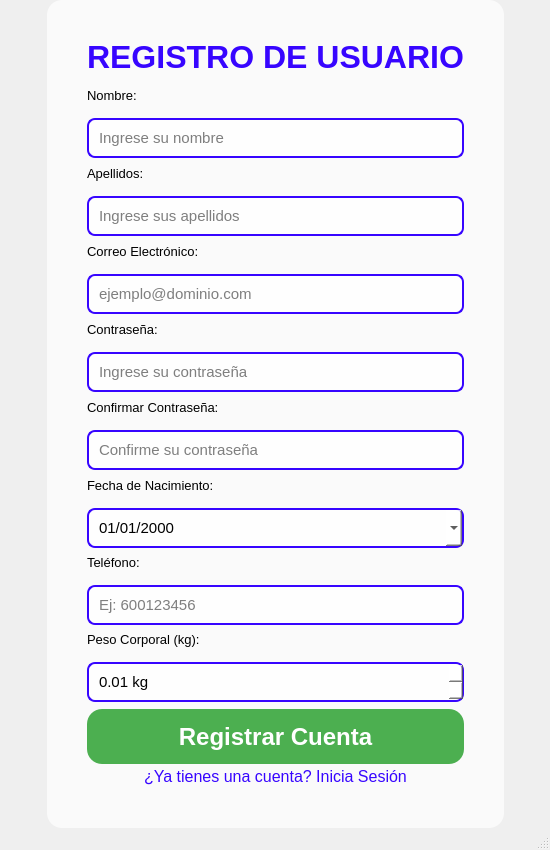
Qt form src/Vista/Ui/vistaRegistro.ui (danielreynaa/TrabajoPowerGym) before a commit.
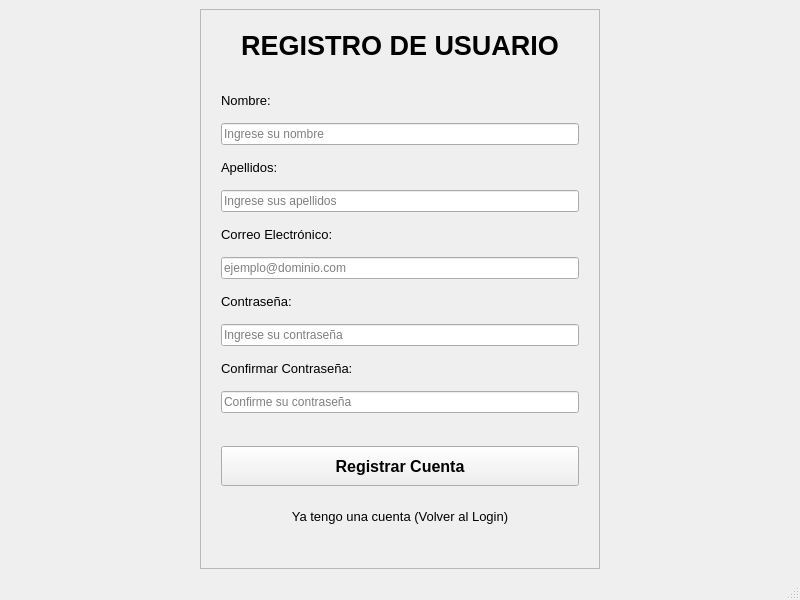
The same form after that commit. Icons and pictures are not drawn.

```diff
--- a/src/Vista/Ui/vistaRegistro.ui
+++ b/src/Vista/Ui/vistaRegistro.ui
@@ -6,19 +6,9 @@
    <rect>
     <x>0</x>
     <y>0</y>
-    <width>550</width> <height>850</height> </rect>
-  </property>
-  <property name="minimumSize">
-   <size>
-    <width>550</width>
-    <height>850</height>
-   </size>
-  </property>
-  <property name="maximumSize">
-   <size>
-    <width>550</width>
-    <height>850</height>
-   </size>
+    <width>800</width>
+    <height>600</height>
+   </rect>
   </property>
   <property name="windowTitle">
    <string>POWERGYM - Registro</string>
@@ -27,35 +17,9 @@
    <iconset resource="../recursos.qrc">
     <normaloff>:/logo/514ba084-0d56-41a1-9273-abc5a52fc600.png</normaloff>:/logo/514ba084-0d56-41a1-9273-abc5a52fc600.png</iconset>
   </property>
-  <property name="styleSheet"> <string notr="true">
-    QMainWindow#MainWindow { /* Usamos el objectName de la ventana principal */
-     background-image: url(:/Imagenes/descarga.jpg); /* Asegúrate de que esta ruta es correcta en recursos.qrc */
-     background-repeat: no-repeat;
-     background-position: center;
-     background-size: cover;
-    }
-   </string>
-  </property>
   <widget class="QWidget" name="centralwidget">
-   <layout class="QHBoxLayout" name="horizontalLayout_main">
-    <property name="spacing">
-     <number>0</number>
-    </property>
-    <property name="leftMargin">
-     <number>0</number>
-    </property>
-    <property name="topMargin">
-     <number>0</number>
-    </property>
-    <property name="rightMargin">
-     <number>0</number>
-    </property>
-    <property name="bottomMargin">
-     <number>0</number>
-    </property>
-    <item>
-     <spacer name="horizontalSpacer_left">
-      <property name="orientation">
+   <layout class="QHBoxLayout" name="horizontalLayout_main"> <item>
+     <spacer name="horizontalSpacer_left"> <property name="orientation">
        <enum>Qt::Horizontal</enum>
       </property>
       <property name="sizeHint" stdset="0">
@@ -67,10 +31,10 @@
      </spacer>
     </item>
     <item>
-     <widget class="QFrame" name="frame_registro_principal">
-      <property name="minimumSize">
+     <widget class="QFrame" name="frame_registro_principal"> <property name="minimumSize">
        <size>
-        <width>450</width> <height>0</height>
+        <width>400</width>
+        <height>0</height>
        </size>
       </property>
       <property name="maximumSize">
@@ -79,15 +43,6 @@
         <height>16777215</height>
        </size>
       </property>
-      <property name="styleSheet">
-       <string notr="true">
-        QFrame#frame_registro_principal {
-         background-color: rgba(255, 255, 255, 180); /* Blanco con 70% de opacidad */
-         border-radius: 15px;
-         padding: 10px; /* Padding para el frame */
-        }
-       </string>
-      </property>
       <property name="frameShape">
        <enum>QFrame::StyledPanel</enum>
       </property>
@@ -99,29 +54,26 @@
         <number>15</number>
        </property>
        <property name="leftMargin">
-        <number>30</number>
+        <number>20</number>
        </property>
        <property name="topMargin">
-        <number>30</number>
+        <number>20</number>
        </property>
        <property name="rightMargin">
-        <number>30</number>
+        <number>20</number>
        </property>
        <property name="bottomMargin">
-        <number>30</number>
+        <number>20</number>
        </property>
        <item>
         <widget class="QLabel" name="lbl_titulo_registro">
          <property name="font">
           <font>
-           <pointsize>24</pointsize>
+           <pointsize>20</pointsize>
            <weight>75</weight>
            <bold>true</bold>
           </font>
          </property>
-         <property name="styleSheet">
-          <string notr="true">color: rgb(55,5,255);</string>
-         </property>
          <property name="text">
           <string>REGISTRO DE USUARIO</string>
          </property>
@@ -138,7 +90,7 @@
          <property name="sizeHint" stdset="0">
           <size>
            <width>20</width>
-           <height>20</height>
+           <height>40</height>
           </size>
          </property>
         </spacer>
@@ -156,35 +108,8 @@
         </widget>
        </item>
        <item>
-        <widget class="QLineEdit" name="txt_nombre">
-         <property name="minimumSize">
-          <size>
-           <width>0</width>
-           <height>40</height>
-          </size>
-         </property>
-         <property name="font">
-          <font>
-           <pointsize>11</pointsize>
-          </font>
-         </property>
-         <property name="styleSheet">
-          <string notr="true">
-           QLineEdit {
-            background-color: rgba(255, 255, 255, 200);
-            border: 2px solid rgb(55, 5, 255);
-            border-radius: 8px;
-            padding: 8px;
-            color: black;
-           }
-           QLineEdit:focus {
-            border: 2px solid rgb(0, 0, 200);
-           }
-          </string>
-         </property>
-         <property name="placeholderText">
-          <string>Ingrese su nombre</string>
-         </property>
+        <widget class="QLineEdit" name="txt_nombre"> <property name="placeholderText">
+          <string>Ingrese su nombre</string> </property>
         </widget>
        </item>
        <item>
@@ -200,35 +125,8 @@
         </widget>
        </item>
        <item>
-        <widget class="QLineEdit" name="txt_apellidos">
-         <property name="minimumSize">
-          <size>
-           <width>0</width>
-           <height>40</height>
-          </size>
-         </property>
-         <property name="font">
-          <font>
-           <pointsize>11</pointsize>
-          </font>
-         </property>
-         <property name="styleSheet">
-          <string notr="true">
-           QLineEdit {
-            background-color: rgba(255, 255, 255, 200);
-            border: 2px solid rgb(55, 5, 255);
-            border-radius: 8px;
-            padding: 8px;
-            color: black;
-           }
-           QLineEdit:focus {
-            border: 2px solid rgb(0, 0, 200);
-           }
-          </string>
-         </property>
-         <property name="placeholderText">
-          <string>Ingrese sus apellidos</string>
-         </property>
+        <widget class="QLineEdit" name="txt_apellidos"> <property name="placeholderText">
+          <string>Ingrese sus apellidos</string> </property>
         </widget>
        </item>
        <item>
@@ -245,31 +143,6 @@
        </item>
        <item>
         <widget class="QLineEdit" name="txt_email">
-         <property name="minimumSize">
-          <size>
-           <width>0</width>
-           <height>40</height>
-          </size>
-         </property>
-         <property name="font">
-          <font>
-           <pointsize>11</pointsize>
-          </font>
-         </property>
-         <property name="styleSheet">
-          <string notr="true">
-           QLineEdit {
-            background-color: rgba(255, 255, 255, 200);
-            border: 2px solid rgb(55, 5, 255);
-            border-radius: 8px;
-            padding: 8px;
-            color: black;
-           }
-           QLineEdit:focus {
-            border: 2px solid rgb(0, 0, 200);
-           }
-          </string>
-         </property>
          <property name="placeholderText">
           <string>ejemplo@dominio.com</string>
          </property>
@@ -289,31 +162,6 @@
        </item>
        <item>
         <widget class="QLineEdit" name="txt_password">
-         <property name="minimumSize">
-          <size>
-           <width>0</width>
-           <height>40</height>
-          </size>
-         </property>
-         <property name="font">
-          <font>
-           <pointsize>11</pointsize>
-          </font>
-         </property>
-         <property name="styleSheet">
-          <string notr="true">
-           QLineEdit {
-            background-color: rgba(255, 255, 255, 200);
-            border: 2px solid rgb(55, 5, 255);
-            border-radius: 8px;
-            padding: 8px;
-            color: black;
-           }
-           QLineEdit:focus {
-            border: 2px solid rgb(0, 0, 200);
-           }
-          </string>
-         </property>
          <property name="echoMode">
           <enum>QLineEdit::Password</enum>
          </property>
@@ -336,31 +184,6 @@
        </item>
        <item>
         <widget class="QLineEdit" name="txt_confirm_password">
-         <property name="minimumSize">
-          <size>
-           <width>0</width>
-           <height>40</height>
-          </size>
-         </property>
-         <property name="font">
-          <font>
-           <pointsize>11</pointsize>
-          </font>
-         </property>
-         <property name="styleSheet">
-          <string notr="true">
-           QLineEdit {
-            background-color: rgba(255, 255, 255, 200);
-            border: 2px solid rgb(55, 5, 255);
-            border-radius: 8px;
-            padding: 8px;
-            color: black;
-           }
-           QLineEdit:focus {
-            border: 2px solid rgb(0, 0, 200);
-           }
-          </string>
-         </property>
          <property name="echoMode">
           <enum>QLineEdit::Password</enum>
          </property>
@@ -370,223 +193,58 @@
         </widget>
        </item>
        <item>
-        <widget class="QLabel" name="lbl_fecha_nacimiento">
-         <property name="font">
-          <font>
-           <pointsize>10</pointsize>
-          </font>
-         </property>
-         <property name="text">
-          <string>Fecha de Nacimiento:</string>
-         </property>
-        </widget>
-       </item>
-       <item>
-        <widget class="QDateEdit" name="dateedit_fecha_nacimiento">
-         <property name="minimumSize">
-          <size>
-           <width>0</width>
-           <height>40</height>
-          </size>
-         </property>
-         <property name="font">
-          <font>
-           <pointsize>11</pointsize>
-          </font>
-         </property>
-         <property name="styleSheet">
-          <string notr="true">
-           QDateEdit {
-            background-color: rgba(255, 255, 255, 200);
-            border: 2px solid rgb(55, 5, 255);
-            border-radius: 8px;
-            padding: 8px;
-            color: black;
-           }
-           QDateEdit:focus {
-            border: 2px solid rgb(0, 0, 200);
-           }
-          </string>
-         </property>
-         <property name="displayFormat">
-          <string>dd/MM/yyyy</string>
-         </property>
-         <property name="calendarPopup">
-          <bool>true</bool>
-         </property>
-        </widget>
-       </item>
-       <item>
-        <widget class="QLabel" name="lbl_telefono">
-         <property name="font">
-          <font>
-           <pointsize>10</pointsize>
-          </font>
-         </property>
-         <property name="text">
-          <string>Teléfono:</string>
-         </property>
-        </widget>
-       </item>
-       <item>
-        <widget class="QLineEdit" name="txt_telefono">
-         <property name="minimumSize">
-          <size>
-           <width>0</width>
-           <height>40</height>
-          </size>
-         </property>
-         <property name="font">
-          <font>
-           <pointsize>11</pointsize>
-          </font>
-         </property>
-         <property name="styleSheet">
-          <string notr="true">
-           QLineEdit {
-            background-color: rgba(255, 255, 255, 200);
-            border: 2px solid rgb(55, 5, 255);
-            border-radius: 8px;
-            padding: 8px;
-            color: black;
-           }
-           QLineEdit:focus {
-            border: 2px solid rgb(0, 0, 200);
-           }
-          </string>
-         </property>
-         <property name="placeholderText">
-          <string>Ej: 600123456</string>
-         </property>
-        </widget>
-       </item>
-       <item>
-        <widget class="QLabel" name="lbl_peso_corporal">
-         <property name="font">
-          <font>
-           <pointsize>10</pointsize>
-          </font>
-         </property>
-         <property name="text">
-          <string>Peso Corporal (kg):</string>
-         </property>
-        </widget>
-       </item>
-       <item>
-        <widget class="QDoubleSpinBox" name="spinbox_peso_corporal">
-         <property name="minimumSize">
-          <size>
-           <width>0</width>
-           <height>40</height>
-          </size>
-         </property>
-         <property name="font">
-          <font>
-           <pointsize>11</pointsize>
-          </font>
-         </property>
-         <property name="styleSheet">
-          <string notr="true">
-           QDoubleSpinBox {
-            background-color: rgba(255, 255, 255, 200);
-            border: 2px solid rgb(55, 5, 255);
-            border-radius: 8px;
-            padding: 8px;
-            color: black;
-           }
-           QDoubleSpinBox:focus {
-            border: 2px solid rgb(0, 0, 200);
-           }
-          </string>
-         </property>
-         <property name="suffix">
-          <string> kg</string>
-         </property>
-         <property name="decimals">
-          <number>2</number>
-         </property>
-         <property name="minimum">
-          <double>0.01</double>
-         </property>
-         <property name="maximum">
-          <double>300.00</double>
-         </property>
-        </widget>
-       </item>
-       <item>
-        <spacer name="verticalSpacer_middle_bottom_form">
+        <spacer name="verticalSpacer_middle">
          <property name="orientation">
           <enum>Qt::Vertical</enum>
          </property>
          <property name="sizeHint" stdset="0">
           <size>
            <width>20</width>
-           <height>20</height>
+           <height>40</height>
           </size>
          </property>
         </spacer>
        </item>
        <item>
-        <widget class="QPushButton" name="btn_registrar">
-         <property name="minimumSize">
+        <widget class="QPushButton" name="btn_registrar"> <property name="minimumSize">
           <size>
            <width>0</width>
-           <height>55</height>
+           <height>40</height>
           </size>
          </property>
          <property name="font">
           <font>
-           <pointsize>18</pointsize>
+           <pointsize>12</pointsize>
            <weight>75</weight>
            <bold>true</bold>
           </font>
          </property>
-         <property name="styleSheet">
-          <string notr="true">
-           QPushButton {
-            background-color: #4CAF50; /* Verde, coherente con VistaInicial */
-            color: white;
-            border-radius: 15px;
-            padding: 10px;
-            border: none;
-           }
-           QPushButton:hover {
-            background-color: #45a049;
-           }
-          </string>
-         </property>
          <property name="text">
           <string>Registrar Cuenta</string>
          </property>
+         <property name="flat">
+          <bool>false</bool>
+         </property>
         </widget>
        </item>
        <item>
-        <widget class="QPushButton" name="btn_volver_login">
-         <property name="minimumSize">
+        <widget class="QPushButton" name="btn_volver_login"> <property name="minimumSize">
           <size>
            <width>0</width>
-           <height>40</height>
+           <height>30</height>
           </size>
          </property>
          <property name="font">
           <font>
-           <pointsize>12</pointsize> </font>
+           <pointsize>10</pointsize>
+          </font>
          </property>
          <property name="text">
-          <string>¿Ya tienes una cuenta? Inicia Sesión</string> </property>
+          <string>Ya tengo una cuenta (Volver al Login)</string>
+         </property>
          <property name="flat">
           <bool>true</bool>
          </property>
-         <property name="styleSheet">
-          <string notr="true">
-           QPushButton {
-            color: rgb(55, 5, 255); /* Azul/Morado, coherente con las demás */
-           }
-           QPushButton:hover {
-            text-decoration: underline;
-           }
-          </string>
-         </property>
         </widget>
        </item>
        <item>
```
Left out of the diff: 17 changed lines with no effect on the pictures.
